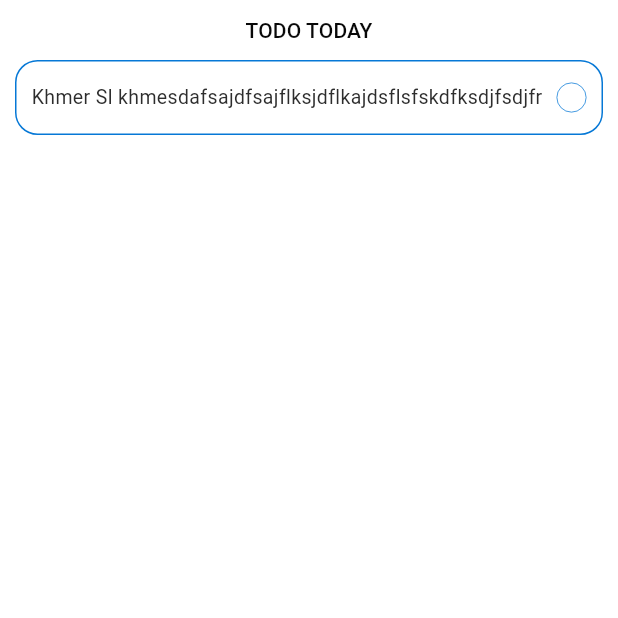
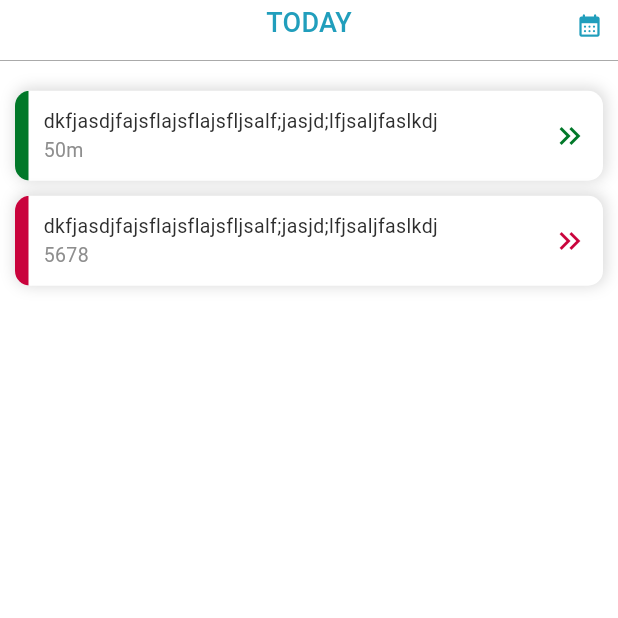
Before and after one commit to vannakoomg/todo-list, a Flutter app: the screen it shows after launch, on a phone screen of 412 x 824 dp, the top half of it. Run offline on Flutter 3.47's test engine with Material 3 defaults, Android fonts, the light colour scheme and no system bars; our stand-ins replace cached_network_image, flutter_svg, geolocator, get, google_maps_flutter; missing offline and left inert: map_launcher; Roboto replaces fonts that are missing (Siemreap).

Commit message:
change card todo

```diff
--- a/lib/config/const/app_colors.dart
+++ b/lib/config/const/app_colors.dart
@@ -3,8 +3,8 @@ import 'package:flutter/material.dart';
 extension AppColor on Color {
   // for widget
   static var primaryColor = Colors.white;
-  static var secondnaryColor = Color.fromARGB(255, 6, 120, 214);
-  static var backgroundColor = const Color.fromARGB(255, 255, 255, 255);
+  static var secondnaryColor = const Color(0xff219ebc);
+  static var backgroundColor = const Color.fromARGB(255, 217, 217, 217);
   static var mainColor = Colors.black;
   //for font
   static var textFirst = const Color.fromARGB(255, 8, 8, 8);
@@ -13,8 +13,7 @@ extension AppColor on Color {
   static var textfourth = const Color.fromARGB(255, 85, 84, 84);
 
   // for button
-  static var buttonColor = const Color.fromARGB(255, 219, 22, 81);
-  static var warningColor = const Color(0xffAAA505);
-  static var dangerColor = const Color.fromARGB(255, 240, 38, 65);
-  static var successColor = const Color.fromARGB(255, 46, 137, 61);
+  static var warningColor = const Color.fromARGB(255, 1, 87, 168);
+  static var dangerColor = const Color.fromARGB(255, 201, 3, 60);
+  static var successColor = const Color.fromARGB(255, 1, 120, 41);
 }
--- a/lib/config/themes/themes.dart
+++ b/lib/config/themes/themes.dart
@@ -13,11 +13,11 @@ ThemeData lightMode = ThemeData(
     background: AppColor.backgroundColor,
     primary: Colors.black,
     secondary: Colors.white,
-    tertiary: const Color.fromARGB(255, 27, 27, 27),
+    tertiary: const Color.fromARGB(255, 195, 195, 195),
 
     ///--------------
-    onPrimary: const Color.fromARGB(255, 113, 113, 113),
-    onSecondary: const Color.fromARGB(255, 52, 52, 52),
+    onPrimary: const Color.fromARGB(255, 142, 142, 142),
+    onSecondary: const Color.fromARGB(255, 105, 105, 105),
     onTertiary: const Color.fromARGB(255, 45, 45, 45),
   ),
   useMaterial3: true,
--- a/lib/main.dart
+++ b/lib/main.dart
@@ -1,7 +1,6 @@
 import 'package:flutter/material.dart';
 import 'package:get/get_navigation/src/root/get_material_app.dart';
 import 'package:googlemap_ui/config/themes/themes.dart';
-import 'package:googlemap_ui/modules/todo/screen/simple_google_map.dart';
 import 'package:googlemap_ui/modules/home_screen/screen/home_screen.dart';
 import 'package:googlemap_ui/utils/fuction.dart';
 
--- a/lib/modules/home_screen/screen/home_screen.dart
+++ b/lib/modules/home_screen/screen/home_screen.dart
@@ -1,88 +1,97 @@
 import 'package:flutter/material.dart';
 import 'package:get/get.dart';
 import 'package:googlemap_ui/config/const/app_colors.dart';
+import 'package:googlemap_ui/modules/home_screen/controller/home_controller.dart';
+import 'package:googlemap_ui/modules/home_screen/screen/report_checkout.dart';
 import 'package:googlemap_ui/modules/todo/screen/todo_detail.dart';
-import 'package:googlemap_ui/utils/widgets/custom_cache_network_image.dart';
+import 'package:googlemap_ui/utils/widgets/custom_todo_card.dart';
 
 class HomeScreen extends StatelessWidget {
   const HomeScreen({super.key});
 
   @override
   Widget build(BuildContext context) {
-    return Scaffold(
-      backgroundColor: Theme.of(context).colorScheme.background,
+    final controller = Get.put(HomeController());
+    return Obx(() => Scaffold(
+          backgroundColor: Theme.of(context).colorScheme.secondary,
           body: SafeArea(
-        child: Container(
+            child: SizedBox(
               width: double.infinity,
               height: double.infinity,
-          padding:
-              const EdgeInsets.only(left: 10, right: 10, top: 10, bottom: 10),
               child: Column(
                 children: [
-              // Row(
-              //   children: [
-              //     CustomCachedImageCircle(
-              //       image: "",
-              //       height: 50,
-              //       width: 50,
-              //       border: Border.all(color: Colors.black),
-              //     ),
-              //   ],
-              // ),
-              Text(
-                "TODO TODAY",
-                style: Theme.of(context).textTheme.titleSmall,
-              ),
-              Expanded(
-                child: Container(
-                  margin: const EdgeInsets.only(top: 10),
-                  child: ListView(
+                  Stack(
                     children: [
-                      GestureDetector(
-                        onTap: () {
-                          Get.to(() => const TodoDetail());
-                        },
-                        child: Container(
-                          height: 50,
-                          decoration: BoxDecoration(
-                            borderRadius: BorderRadius.circular(15),
-                            color: Colors.white,
-                            border: Border.all(
-                              width: 1,
+                      SizedBox(
+                        height: 30,
+                        width: double.infinity,
+                        child: Center(
+                          child: Text(
+                            controller.date.value == ""
+                                ? "TODAY"
+                                : controller.date.value,
+                            style: Theme.of(context)
+                                .textTheme
+                                .titleMedium!
+                                .copyWith(
                                   color: AppColor.secondnaryColor,
                                 ),
                           ),
-                          padding: const EdgeInsets.only(left: 10, right: 10),
-                          child: Row(
-                            children: [
-                              Expanded(
-                                child: Text(
-                                  "Khmer Sl khmesdafsajdfsajflksjdflkajdsflsfskdfksdjfsdjfr",
-                                  overflow: TextOverflow.ellipsis,
-                                  style: Theme.of(context)
-                                      .textTheme
-                                      .bodyMedium!
-                                      .copyWith(
-                                        color: Theme.of(context)
-                                            .colorScheme
-                                            .onTertiary,
                         ),
                       ),
-                              ),
-                              Container(
-                                height: 20,
-                                width: 20,
-                                decoration: BoxDecoration(
-                                  shape: BoxShape.circle,
-                                  color: Colors.white,
-                                  border: Border.all(
-                                    width: 0.5,
+                      Positioned(
+                        top: 8,
+                        right: 10,
+                        child: GestureDetector(
+                          onTap: () {
+                            controller.selectDate(context);
+                          },
+                          child: Icon(
+                            Icons.calendar_month_rounded,
+                            size: 18,
                             color: AppColor.secondnaryColor,
                           ),
                         ),
                       )
                     ],
                   ),
+                  const SizedBox(
+                    height: 10,
+                  ),
+                  Container(
+                    height: 0.5,
+                    color: Theme.of(context).colorScheme.onPrimary,
+                  ),
+                  Expanded(
+                    child: Container(
+                      padding: const EdgeInsets.only(
+                          left: 10, right: 10, bottom: 10),
+                      margin: const EdgeInsets.only(top: 20),
+                      child: ListView(
+                        children: [
+                          GestureDetector(
+                            onTap: () {
+                              Get.to(() => const ReportCheckOut());
+                            },
+                            child: const CustomTodoCard(
+                              distance: "50m",
+                              stuts: 'checkout',
+                              title:
+                                  'dkfjasdjfajsflajsflajsfljsalf;jasjd;lfjsaljfaslkdj',
+                            ),
+                          ),
+                          const SizedBox(
+                            height: 10,
+                          ),
+                          GestureDetector(
+                            onTap: () {
+                              Get.to(() => const TodoDetail());
+                            },
+                            child: const CustomTodoCard(
+                              stuts: '',
+                              title:
+                                  'dkfjasdjfajsflajsflajsfljsalf;jasjd;lfjsaljfaslkdj',
+                              distance: "5678",
                             ),
                           )
                         ],
@@ -93,6 +102,6 @@ class HomeScreen extends StatelessWidget {
               ),
             ),
           ),
-    );
+        ));
   }
 }
--- a/lib/utils/widgets/custom_app.dart
+++ b/lib/utils/widgets/custom_app.dart
@@ -18,14 +18,14 @@ class CustomAppBar extends StatelessWidget implements PreferredSizeWidget {
       child: AppBar(
         leadingWidth: 40,
         leading: leading,
-        backgroundColor: Theme.of(context).colorScheme.background,
+        backgroundColor: Theme.of(context).colorScheme.secondary,
         centerTitle: true,
         title: Text(
           title,
           style: Theme.of(context)
               .textTheme
               .titleLarge!
-              .copyWith(color: Theme.of(context).colorScheme.tertiary),
+              .copyWith(color: Theme.of(context).colorScheme.primary),
         ),
         actions: [action],
       ),
--- a/lib/utils/widgets/custom_back.dart
+++ b/lib/utils/widgets/custom_back.dart
@@ -2,7 +2,6 @@ import 'dart:io';
 
 import 'package:flutter/material.dart';
 import 'package:get/get.dart';
-import 'package:get/get_navigation/get_navigation.dart';
 import 'package:googlemap_ui/utils/fuction.dart';
 
 class CustomBack extends StatelessWidget {
@@ -24,7 +23,7 @@ class CustomBack extends StatelessWidget {
         Platform.isAndroid
             ? Icons.arrow_back_rounded
             : Icons.arrow_back_ios_new_rounded,
-        color: Theme.of(context).colorScheme.tertiary,
+        color: Theme.of(context).colorScheme.primary,
         size: 26,
       ),
     );
--- /dev/null
+++ b/lib/utils/widgets/custom_todo_card.dart
@@ -0,0 +1,75 @@
+import 'package:flutter/material.dart';
+import 'package:googlemap_ui/config/const/app_colors.dart';
+
+class CustomTodoCard extends StatelessWidget {
+  final String title;
+  final String stuts;
+  final String distance;
+  const CustomTodoCard(
+      {super.key,
+      required this.stuts,
+      required this.title,
+      required this.distance});
+
+  @override
+  Widget build(BuildContext context) {
+    return Container(
+      width: double.infinity,
+      clipBehavior: Clip.antiAlias,
+      height: 60,
+      decoration: BoxDecoration(
+        color: Colors.white,
+        borderRadius: BorderRadius.circular(10),
+        boxShadow: [
+          BoxShadow(
+            color: const Color.fromARGB(255, 180, 180, 180).withOpacity(0.5),
+            spreadRadius: 0.8,
+            blurRadius: 8,
+            offset: const Offset(1, -1), // changes position of shadow
+          ),
+        ],
+      ),
+      child: Center(
+        child: Row(
+          children: [
+            Container(
+              width: 9,
+              color: stuts == "" ? AppColor.dangerColor : AppColor.successColor,
+            ),
+            const SizedBox(
+              width: 10,
+            ),
+            Expanded(
+              child: Column(
+                mainAxisAlignment: MainAxisAlignment.center,
+                crossAxisAlignment: CrossAxisAlignment.start,
+                children: [
+                  Text(
+                    title,
+                    overflow: TextOverflow.ellipsis,
+                    style: Theme.of(context).textTheme.bodyMedium!.copyWith(
+                          color: Theme.of(context).colorScheme.onTertiary,
+                        ),
+                  ),
+                  Text(
+                    distance,
+                    style: Theme.of(context).textTheme.bodyMedium!.copyWith(
+                          color: Theme.of(context).colorScheme.onPrimary,
+                        ),
+                  )
+                ],
+              ),
+            ),
+            Icon(
+              Icons.keyboard_double_arrow_right,
+              color: stuts == "" ? AppColor.dangerColor : AppColor.successColor,
+            ),
+            const SizedBox(
+              width: 10,
+            )
+          ],
+        ),
+      ),
+    );
+  }
+}
--- a/pubspec.yaml
+++ b/pubspec.yaml
@@ -42,6 +42,7 @@ dependencies:
   image_picker: ^0.8.6+1
   map_launcher: ^3.1.0
   flutter_svg: ^2.0.10+1
+  intl: ^0.19.0
 
 dev_dependencies:
   flutter_test:
```
Also changed, not shown: lib/modules/checkOut/screens/checkout_screen.dart (+3 -6 lines), lib/modules/home_screen/controller/home_controller.dart (added, +32 -0 lines), lib/modules/home_screen/screen/report_checkout.dart (added, +95 -0 lines), lib/modules/todo/controller/todo_controller.dart (+2 -67 lines), lib/modules/todo/screen/map_detail.dart (+43 -25 lines), lib/modules/todo/screen/todo_detail.dart (+8 -5 lines), lib/utils/fuction.dart (+64 -0 lines), pubspec.lock. Lines whose indentation alone changed are shown as unchanged.
